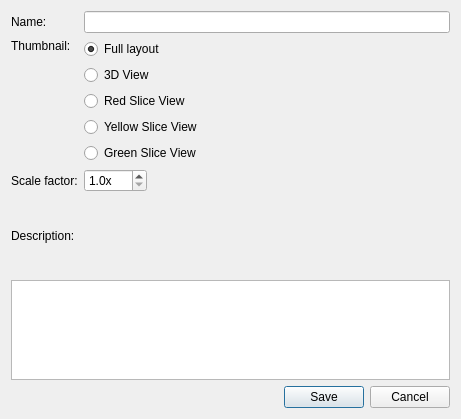
The window that Libs/MRML/Widgets/Resources/UI/qMRMLScreenShotDialog.ui (Slicer/SlicerGitSVNArchive) describes before a commit, drawn with Qt 5.
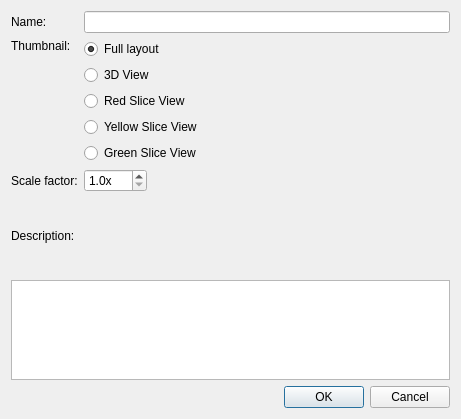
The same window after the commit. Icons and pictures are not drawn. Custom widgets are drawn as their Qt base class.

Commit message: STYLE: mantis issue #1446, change the Save to Ok to try to clarify that the screen shot isn't saved to disk until the user goes via File -> Save

```diff
--- a/Libs/MRML/Widgets/Resources/UI/qMRMLScreenShotDialog.ui
+++ b/Libs/MRML/Widgets/Resources/UI/qMRMLScreenShotDialog.ui
@@ -187,7 +187,7 @@
    <item row="5" column="0" colspan="2">
     <widget class="QDialogButtonBox" name="buttonBox">
      <property name="standardButtons">
-      <set>QDialogButtonBox::Cancel|QDialogButtonBox::Save</set>
+      <set>QDialogButtonBox::Cancel|QDialogButtonBox::Ok</set>
      </property>
     </widget>
    </item>
```
